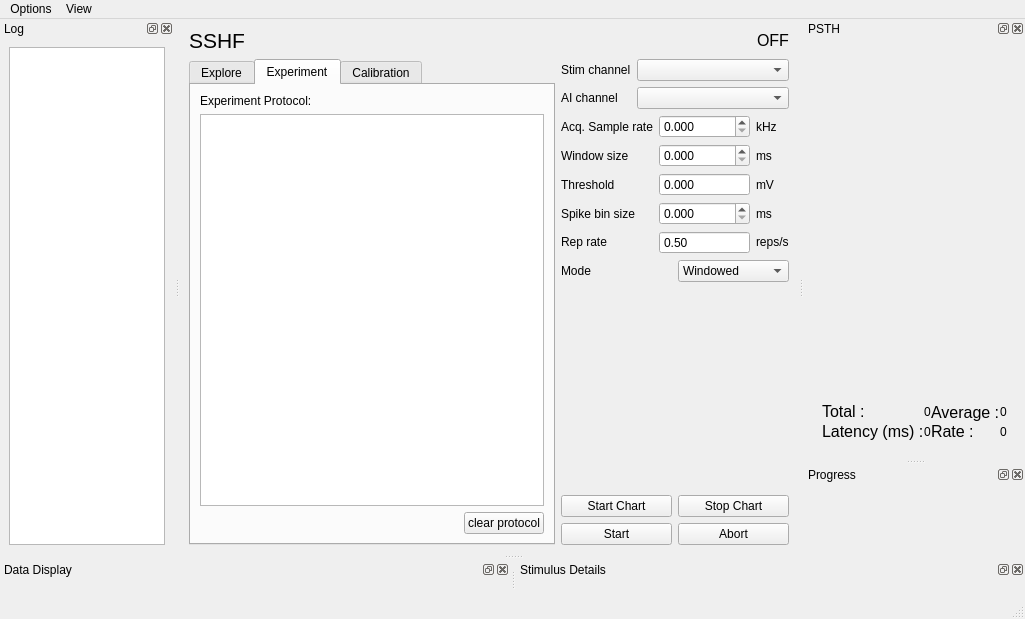
Above: spikeylab/main/main_control.ui from portfors-lab/sparkle before the change. Below: the same form after it.
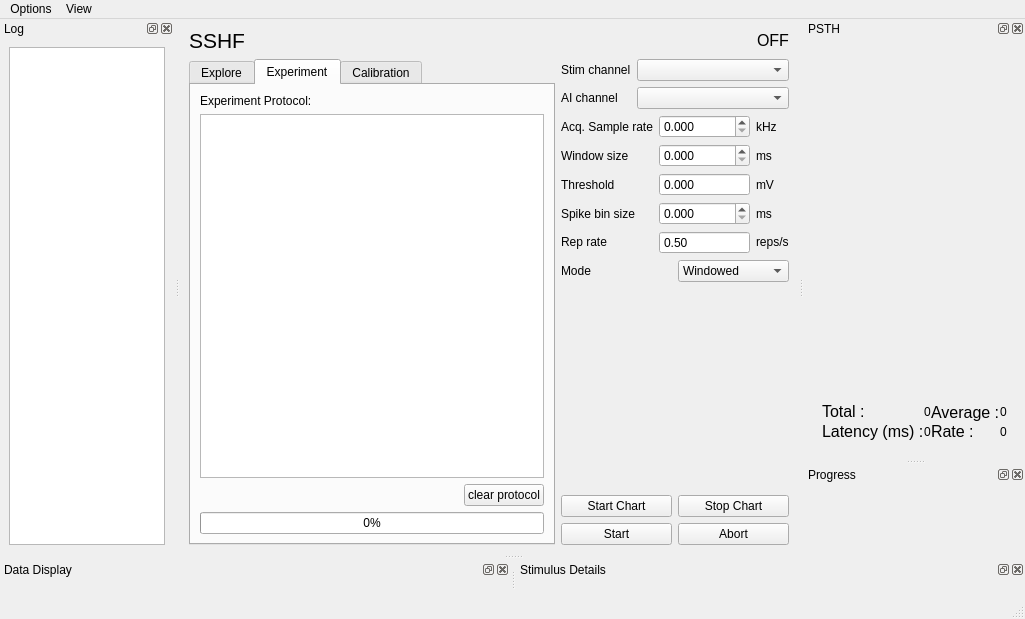
That is the form after the change. Custom widgets are drawn as their Qt base class.

Commit message: Progress bar for protocol functional

Diff of the .ui file:
```diff
--- a/spikeylab/main/main_control.ui
+++ b/spikeylab/main/main_control.ui
@@ -46,6 +46,12 @@
         </item>
         <item>
          <widget class="QLabel" name="running_label">
+          <property name="sizePolicy">
+           <sizepolicy hsizetype="Expanding" vsizetype="Preferred">
+            <horstretch>0</horstretch>
+            <verstretch>0</verstretch>
+           </sizepolicy>
+          </property>
           <property name="font">
            <font>
             <pointsize>12</pointsize>
@@ -54,6 +60,9 @@
           <property name="text">
            <string>OFF</string>
           </property>
+          <property name="alignment">
+           <set>Qt::AlignRight|Qt::AlignTrailing|Qt::AlignVCenter</set>
+          </property>
          </widget>
         </item>
        </layout>
@@ -266,6 +275,16 @@
             </item>
            </layout>
           </item>
+          <item>
+           <widget class="QProgressBar" name="protocol_progress_bar">
+            <property name="enabled">
+             <bool>true</bool>
+            </property>
+            <property name="value">
+             <number>0</number>
+            </property>
+           </widget>
+          </item>
          </layout>
         </widget>
         <widget class="QWidget" name="tab_calibrate">
```
Left out of the diff: 13 changed lines with no effect on the pictures. The commit also changes 8 other files.
